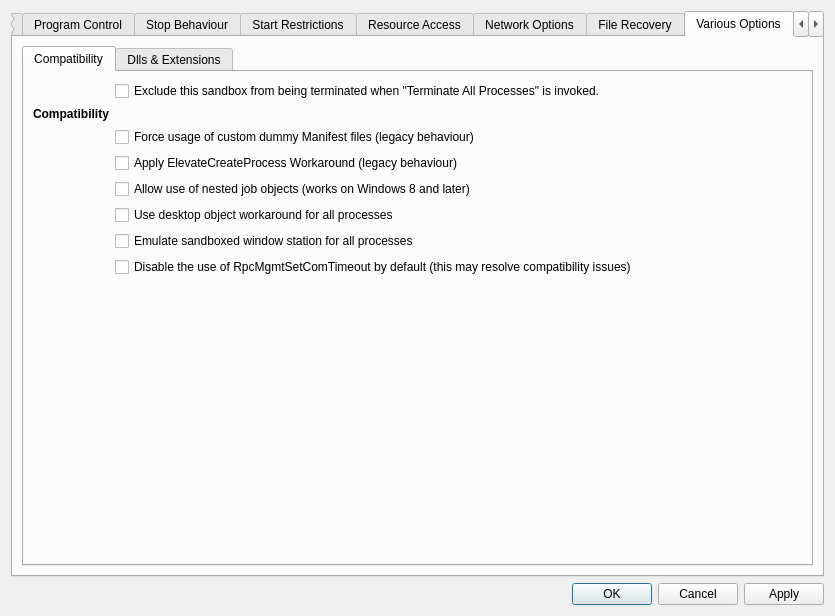
This is SandboxiePlus/SandMan/Forms/OptionsWindow.ui in sandboxie-plus/Sandboxie as Qt 5 draws it before an edit. The edited form follows.
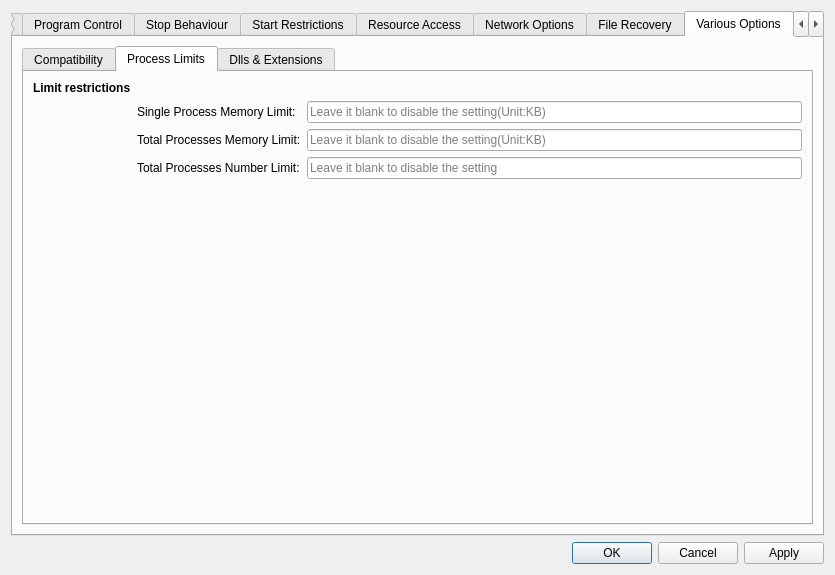
This is the edited form. The open tabs and pages were chosen to show the change.

Patch:
```diff
--- a/SandboxiePlus/SandMan/Forms/OptionsWindow.ui
+++ b/SandboxiePlus/SandMan/Forms/OptionsWindow.ui
@@ -717,65 +717,6 @@
                </property>
               </widget>
              </item>
-             <item row="4" column="0">
-              <widget class="QLabel" name="lblLimit">
-               <property name="font">
-                <font>
-                 <weight>75</weight>
-                 <bold>true</bold>
-                 <kerning>true</kerning>
-                </font>
-               </property>
-               <property name="toolTip">
-                <string>Protect the system from sandboxed processes</string>
-               </property>
-               <property name="text">
-                <string>Limit restrictions</string>
-               </property>
-              </widget>
-             </item>
-             <item row="5" column="1" colspan="2">
-              <widget class="QLabel" name="label_53">
-               <property name="text">
-                <string>Single Process Memory Limit:</string>
-               </property>
-              </widget>
-             </item>
-             <item row="5" column="3">
-              <widget class="QLineEdit" name="lineSingleMemory">
-               <property name="placeholderText">
-                <string>Leave it blank to disable the setting(Unit:KB)</string>
-               </property>
-              </widget>
-             </item>
-             <item row="6" column="1" colspan="2">
-              <widget class="QLabel" name="label_56">
-               <property name="text">
-                <string>Total Processes Memory Limit:</string>
-               </property>
-              </widget>
-             </item>
-             <item row="6" column="3">
-              <widget class="QLineEdit" name="lineTotalMemory">
-               <property name="placeholderText">
-                <string>Leave it blank to disable the setting(Unit:KB)</string>
-               </property>
-              </widget>
-             </item>
-             <item row="7" column="1" colspan="2">
-              <widget class="QLabel" name="label_86">
-               <property name="text">
-                <string>Total Processes Number Limit:</string>
-               </property>
-              </widget>
-             </item>
-             <item row="7" column="3">
-              <widget class="QLineEdit" name="lineTotalNumber">
-               <property name="placeholderText">
-                <string>Leave it blank to disable the setting</string>
-               </property>
-              </widget>
-             </item>
              <item row="8" column="0">
               <widget class="QLabel" name="lblOther">
                <property name="font">
@@ -4113,6 +4054,101 @@
              </item>
             </layout>
            </widget>
+           <widget class="QWidget" name="lblLimit_2">
+            <attribute name="title">
+             <string>Process Limits</string>
+            </attribute>
+            <layout class="QGridLayout" name="gridLayout_51">
+             <item row="0" column="0">
+              <layout class="QGridLayout" name="gridLayout_50">
+               <item row="4" column="0">
+                <spacer name="verticalSpacer_44">
+                 <property name="orientation">
+                  <enum>Qt::Vertical</enum>
+                 </property>
+                 <property name="sizeHint" stdset="0">
+                  <size>
+                   <width>20</width>
+                   <height>40</height>
+                  </size>
+                 </property>
+                </spacer>
+               </item>
+               <item row="0" column="0">
+                <widget class="QLabel" name="lblLimit">
+                 <property name="font">
+                  <font>
+                   <bold>true</bold>
+                   <kerning>true</kerning>
+                  </font>
+                 </property>
+                 <property name="toolTip">
+                  <string>Protect the system from sandboxed processes</string>
+                 </property>
+                 <property name="text">
+                  <string>Limit restrictions</string>
+                 </property>
+                </widget>
+               </item>
+               <item row="2" column="2">
+                <widget class="QLineEdit" name="lineTotalMemory">
+                 <property name="placeholderText">
+                  <string>Leave it blank to disable the setting(Unit:KB)</string>
+                 </property>
+                </widget>
+               </item>
+               <item row="3" column="2">
+                <widget class="QLineEdit" name="lineTotalNumber">
+                 <property name="placeholderText">
+                  <string>Leave it blank to disable the setting</string>
+                 </property>
+                </widget>
+               </item>
+               <item row="1" column="2">
+                <widget class="QLineEdit" name="lineSingleMemory">
+                 <property name="placeholderText">
+                  <string>Leave it blank to disable the setting(Unit:KB)</string>
+                 </property>
+                </widget>
+               </item>
+               <item row="3" column="1">
+                <widget class="QLabel" name="label_86">
+                 <property name="text">
+                  <string>Total Processes Number Limit:</string>
+                 </property>
+                </widget>
+               </item>
+               <item row="2" column="1">
+                <widget class="QLabel" name="label_56">
+                 <property name="text">
+                  <string>Total Processes Memory Limit:</string>
+                 </property>
+                </widget>
+               </item>
+               <item row="1" column="1">
+                <widget class="QLabel" name="label_53">
+                 <property name="text">
+                  <string>Single Process Memory Limit:</string>
+                 </property>
+                </widget>
+               </item>
+               <item row="4" column="1" colspan="2">
+                <spacer name="horizontalSpacer_22">
+                 <property name="orientation">
+                  <enum>Qt::Horizontal</enum>
+                 </property>
+                 <property name="sizeHint" stdset="0">
+                  <size>
+                   <width>40</width>
+                   <height>20</height>
+                  </size>
+                 </property>
+                </spacer>
+               </item>
+              </layout>
+             </item>
+            </layout>
+           </widget>
            <widget class="QWidget" name="tabDlls">
             <attribute name="title">
              <string>Dlls &amp;&amp; Extensions</string>
```
Left out of the diff: 105 changed lines with no effect on the pictures.
